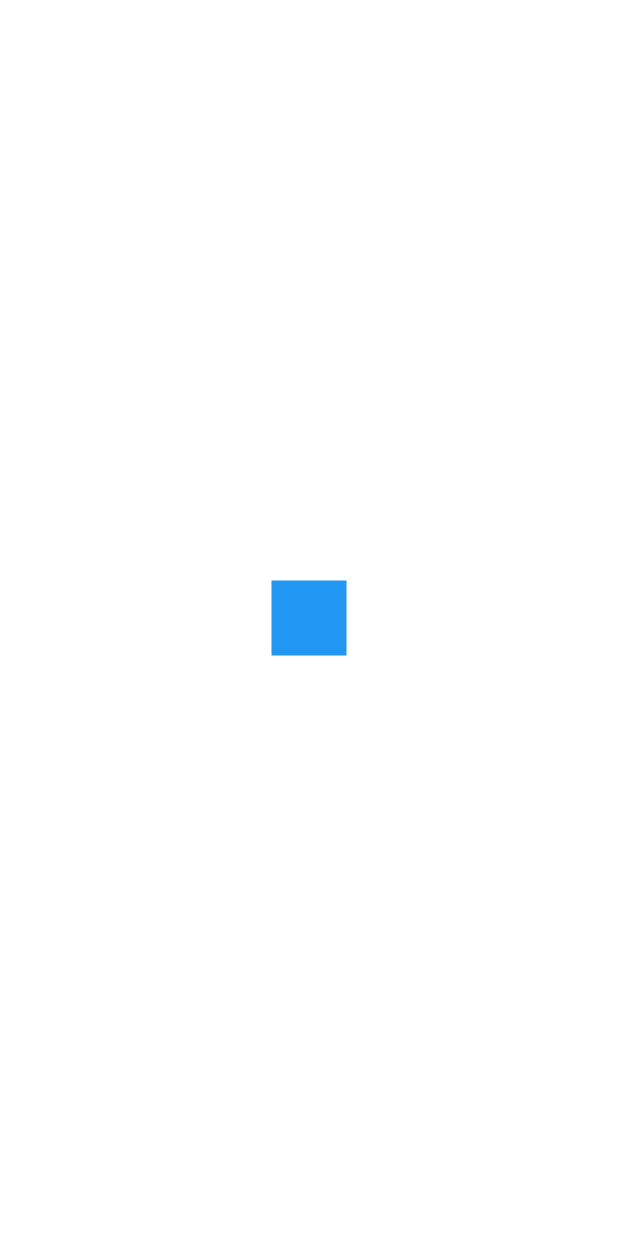
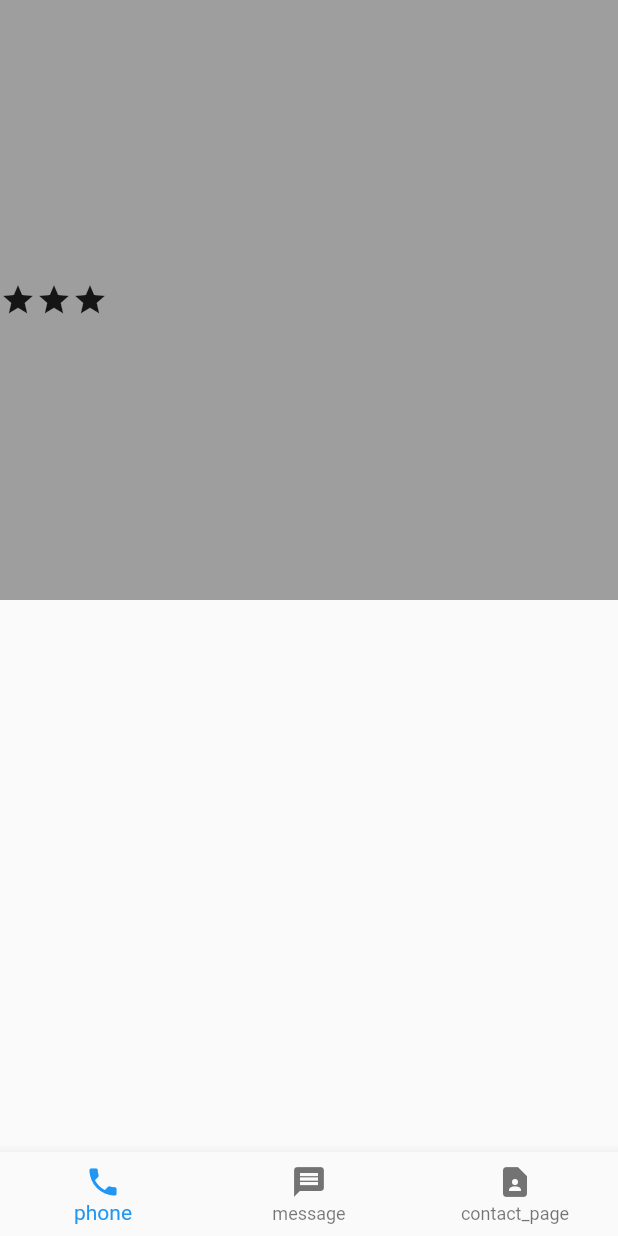
Before and after one commit to nzwgkim/Contact, a Flutter app: the screen it shows after launch, on a phone screen of 412 x 824 dp. Run offline on Flutter 3.47's test engine with Material 2 defaults, Android fonts, the phone set to English and light mode, and no system bars.

Commit message:
body and bottomNavigationBar using Scaffold

```diff
--- a/lib/main.dart
+++ b/lib/main.dart
@@ -9,11 +9,38 @@ class MyApp extends StatelessWidget {
 
   @override
   Widget build(BuildContext context) {
+
     return MaterialApp(
-        home: Center(
-          child: Container(width: 50,height: 50,color: Colors.blue)
+        home: Scaffold(
+          body: Container (
+            color: Colors.grey,
+            height : 400,  //높이 넣어야 세로정렬 가능할듯
+            child : Row (
+              crossAxisAlignment: CrossAxisAlignment.center,
+              children: const [
+                Icon(Icons.star),
+                Icon(Icons.star),
+                Icon(Icons.star),
+              ],
+            ),
+          ),
+            bottomNavigationBar:BottomNavigationBar(
+              items: const <BottomNavigationBarItem>[
+                BottomNavigationBarItem(
+                  icon: Icon(Icons.phone),
+                  label: 'phone',
+                ),
+                BottomNavigationBarItem(
+                  icon: Icon(Icons.message),
+                  label: 'message',
+                ),
+                BottomNavigationBarItem(
+                  icon: Icon(Icons.contact_page),
+                  label: 'contact_page',
+                ),
+              ],
+            ),
         )
-      //Container(width: 50,height: 50,color: Colors.blue)
     );
   }
 }
```
